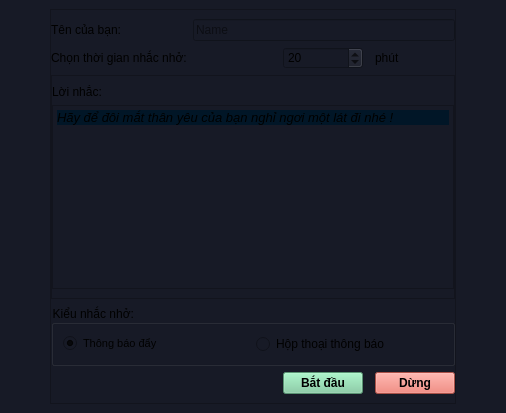
Qt form ui_main.ui (baodanhit/CareYourEyes) before a commit.
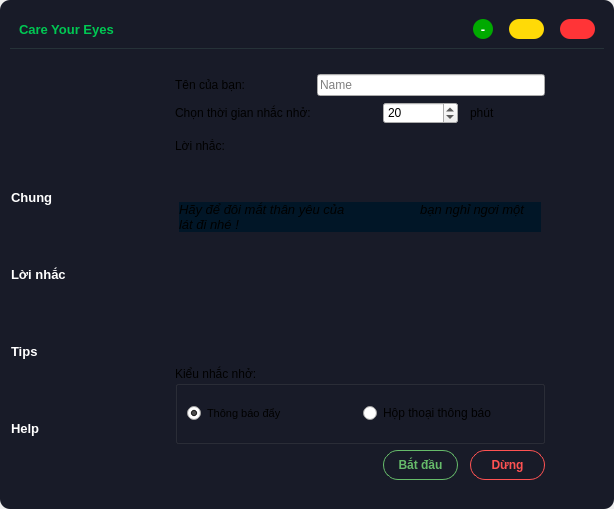
The same form after that commit. Icons and pictures are not drawn.

```diff
--- a/ui_main.ui
+++ b/ui_main.ui
@@ -6,15 +6,15 @@
    <rect>
     <x>0</x>
     <y>0</y>
-    <width>506</width>
-    <height>413</height>
+    <width>614</width>
+    <height>509</height>
    </rect>
   </property>
   <property name="windowTitle">
    <string>Rest For Eyes</string>
   </property>
   <property name="styleSheet">
-   <string notr="true">background-color: rgb(23, 26, 38);</string>
+   <string notr="true"/>
   </property>
   <property name="toolButtonStyle">
    <enum>Qt::ToolButtonIconOnly</enum>
@@ -26,15 +26,28 @@
    <bool>false</bool>
   </property>
   <widget class="QWidget" name="centralwidget">
-   <layout class="QVBoxLayout" name="verticalLayout">
+   <layout class="QGridLayout" name="gridLayout_2">
     <property name="leftMargin">
-     <number>50</number>
+     <number>0</number>
+    </property>
+    <property name="topMargin">
+     <number>0</number>
     </property>
     <property name="rightMargin">
-     <number>50</number>
+     <number>0</number>
     </property>
-    <item>
+    <property name="bottomMargin">
+     <number>0</number>
+    </property>
+    <item row="0" column="0">
      <widget class="QFrame" name="frameMainWindow">
+      <property name="styleSheet">
+       <string notr="true">QFrame {
+        background-color: rgb(24, 27, 40);
+        border-radius: 10px;
+        }
+       </string>
+      </property>
       <property name="frameShape">
        <enum>QFrame::StyledPanel</enum>
       </property>
@@ -43,176 +56,784 @@
       </property>
       <layout class="QGridLayout" name="gridLayout">
        <property name="leftMargin">
-        <number>0</number>
+        <number>10</number>
+       </property>
+       <property name="topMargin">
+        <number>10</number>
        </property>
        <property name="rightMargin">
-        <number>0</number>
+        <number>10</number>
        </property>
-       <item row="3" column="0" colspan="5">
-        <widget class="QGroupBox" name="groupBoxTypeRemind">
-         <property name="title">
-          <string>Kiểu nhắc nhở: </string>
-         </property>
-         <layout class="QHBoxLayout" name="horizontalLayout">
-          <property name="leftMargin">
-           <number>9</number>
-          </property>
-          <property name="rightMargin">
-           <number>9</number>
-          </property>
-          <item>
-           <widget class="QRadioButton" name="radioButtonType_Toast">
-            <property name="font">
-             <font>
-              <pointsize>8</pointsize>
-             </font>
-            </property>
-            <property name="text">
-             <string>Thông báo đẩy</string>
-            </property>
-            <property name="checked">
-             <bool>true</bool>
-            </property>
-           </widget>
-          </item>
-          <item>
-           <widget class="QRadioButton" name="radioButtonType_Popup">
-            <property name="text">
-             <string>Hộp thoại thông báo</string>
-            </property>
-           </widget>
-          </item>
-         </layout>
-        </widget>
-       </item>
-       <item row="1" column="4">
-        <widget class="QLabel" name="labelMinute">
-         <property name="text">
-          <string>phút</string>
-         </property>
-        </widget>
-       </item>
+       <property name="bottomMargin">
+        <number>10</number>
+       </property>
        <item row="1" column="1">
-        <spacer name="horizontalSpacer">
-         <property name="orientation">
-          <enum>Qt::Horizontal</enum>
+        <widget class="QStackedWidget" name="stackedWidgetContainer">
+         <property name="currentIndex">
+          <number>0</number>
          </property>
-         <property name="sizeHint" stdset="0">
-          <size>
-           <width>40</width>
-           <height>20</height>
-          </size>
-         </property>
-        </spacer>
-       </item>
-       <item row="2" column="0" colspan="5">
-        <widget class="QFrame" name="frame_2">
-         <property name="frameShape">
-          <enum>QFrame::StyledPanel</enum>
-         </property>
-         <property name="frameShadow">
-          <enum>QFrame::Raised</enum>
-         </property>
-         <layout class="QVBoxLayout" name="verticalLayout_2">
-          <property name="leftMargin">
-           <number>0</number>
-          </property>
-          <property name="rightMargin">
-           <number>0</number>
-          </property>
-          <item>
-           <widget class="QLabel" name="labelReminder">
-            <property name="text">
-             <string>Lời nhắc:</string>
-            </property>
-           </widget>
-          </item>
-          <item>
-           <widget class="QTextEdit" name="textEditReminder">
-            <property name="html">
-             <string>&lt;!DOCTYPE HTML PUBLIC &quot;-//W3C//DTD HTML 4.0//EN&quot; &quot;http://www.w3.org/TR/REC-html40/strict.dtd&quot;&gt;
-&lt;html&gt;&lt;head&gt;&lt;meta name=&quot;qrichtext&quot; content=&quot;1&quot; /&gt;&lt;style type=&quot;text/css&quot;&gt;
-p, li { white-space: pre-wrap; }
-&lt;/style&gt;&lt;/head&gt;&lt;body style=&quot; font-family:'MS Shell Dlg 2'; font-size:8.25pt; font-weight:400; font-style:normal;&quot;&gt;
-&lt;p style=&quot; margin-top:12px; margin-bottom:12px; margin-left:0px; margin-right:0px; -qt-block-indent:0; text-indent:0px; background-color:#011627;&quot;&gt;&lt;span style=&quot; font-size:10pt; font-style:italic; background-color:#011627;&quot;&gt;Hãy để đôi mắt thân yêu của bạn nghỉ ngơi một lát đi nhé !&lt;/span&gt;&lt;/p&gt;&lt;/body&gt;&lt;/html&gt;</string>
-            </property>
-            <property name="placeholderText">
-             <string>Nhập lời nhắc của bạn ở đây</string>
-            </property>
-           </widget>
-          </item>
-         </layout>
+         <widget class="QWidget" name="page1">
+          <layout class="QGridLayout" name="gridLayout_5">
+           <item row="0" column="0">
+            <widget class="QFrame" name="frameBodyPage1">
+             <property name="styleSheet">
+              <string notr="true"/>
+             </property>
+             <property name="frameShape">
+              <enum>QFrame::StyledPanel</enum>
+             </property>
+             <property name="frameShadow">
+              <enum>QFrame::Raised</enum>
+             </property>
+             <layout class="QGridLayout" name="gridLayout_4">
+              <property name="leftMargin">
+               <number>50</number>
+              </property>
+              <property name="topMargin">
+               <number>10</number>
+              </property>
+              <property name="rightMargin">
+               <number>50</number>
+              </property>
+              <property name="bottomMargin">
+               <number>10</number>
+              </property>
+              <item row="1" column="4">
+               <widget class="QLabel" name="labelMinute">
+                <property name="text">
+                 <string>phút</string>
+                </property>
+               </widget>
+              </item>
+              <item row="1" column="1">
+               <spacer name="horizontalSpacer_4">
+                <property name="orientation">
+                 <enum>Qt::Horizontal</enum>
+                </property>
+                <property name="sizeHint" stdset="0">
+                 <size>
+                  <width>40</width>
+                  <height>20</height>
+                 </size>
+                </property>
+               </spacer>
+              </item>
+              <item row="0" column="1" colspan="4">
+               <widget class="QLineEdit" name="lineEditUserName">
+                <property name="placeholderText">
+                 <string>Name</string>
+                </property>
+               </widget>
+              </item>
+              <item row="1" column="2">
+               <widget class="QSpinBox" name="spinBoxTime">
+                <property name="minimum">
+                 <number>1</number>
+                </property>
+                <property name="maximum">
+                 <number>60</number>
+                </property>
+                <property name="value">
+                 <number>20</number>
+                </property>
+               </widget>
+              </item>
+              <item row="1" column="0">
+               <widget class="QLabel" name="labelChooseTime">
+                <property name="text">
+                 <string>Chọn thời gian nhắc nhở:</string>
+                </property>
+               </widget>
+              </item>
+              <item row="0" column="0">
+               <widget class="QLabel" name="labelUserName">
+                <property name="text">
+                 <string>Tên của bạn:</string>
+                </property>
+               </widget>
+              </item>
+              <item row="4" column="4">
+               <widget class="QPushButton" name="btnStop">
+                <property name="sizePolicy">
+                 <sizepolicy hsizetype="Maximum" vsizetype="Preferred">
+                  <horstretch>0</horstretch>
+                  <verstretch>0</verstretch>
+                 </sizepolicy>
+                </property>
+                <property name="minimumSize">
+                 <size>
+                  <width>75</width>
+                  <height>30</height>
+                 </size>
+                </property>
+                <property name="font">
+                 <font>
+                  <weight>75</weight>
+                  <bold>true</bold>
+                 </font>
+                </property>
+                <property name="styleSheet">
+                 <string notr="true">QPushButton {
+                  border-radius: 15px;
+                  border: 1px solid #FF5252;
+                  color: #FF5252;
+                  }
+                  QPushButton:hover {
+                  background: #FF5252;
+                  color: #ffffff;
+                  }
+                 </string>
+                </property>
+                <property name="text">
+                 <string>Dừng</string>
+                </property>
+               </widget>
+              </item>
+              <item row="4" column="2">
+               <widget class="QPushButton" name="btnStart">
+                <property name="sizePolicy">
+                 <sizepolicy hsizetype="Fixed" vsizetype="Fixed">
+                  <horstretch>0</horstretch>
+                  <verstretch>0</verstretch>
+                 </sizepolicy>
+                </property>
+                <property name="minimumSize">
+                 <size>
+                  <width>75</width>
+                  <height>30</height>
+                 </size>
+                </property>
+                <property name="font">
+                 <font>
+                  <weight>75</weight>
+                  <bold>true</bold>
+                  <stylestrategy>PreferDefault</stylestrategy>
+                 </font>
+                </property>
+                <property name="styleSheet">
+                 <string notr="true">QPushButton {
+                  border-radius: 15px;
+                  border: 1px solid #66BB6A;
+                  color: #66BB6A
+                  }
+                  QPushButton:hover {
+                  background-color: #66BB6A;
+                  color: #ffffff;
+                  }
+                 </string>
+                </property>
+                <property name="text">
+                 <string>Bắt đầu</string>
+                </property>
+                <property name="autoDefault">
+                 <bool>false</bool>
+                </property>
+                <property name="default">
+                 <bool>false</bool>
+                </property>
+                <property name="flat">
+                 <bool>false</bool>
+                </property>
+               </widget>
+              </item>
+              <item row="3" column="0" colspan="5">
+               <widget class="QGroupBox" name="groupBoxTypeRemind">
+                <property name="sizePolicy">
+                 <sizepolicy hsizetype="Preferred" vsizetype="Expanding">
+                  <horstretch>0</horstretch>
+                  <verstretch>0</verstretch>
+                 </sizepolicy>
+                </property>
+                <property name="minimumSize">
+                 <size>
+                  <width>0</width>
+                  <height>75</height>
+                 </size>
+                </property>
+                <property name="title">
+                 <string>Kiểu nhắc nhở:</string>
+                </property>
+                <layout class="QHBoxLayout" name="horizontalLayout_3">
+                 <property name="leftMargin">
+                  <number>9</number>
+                 </property>
+                 <property name="rightMargin">
+                  <number>9</number>
+                 </property>
+                 <item>
+                  <widget class="QRadioButton" name="radioButtonType_Toast">
+                   <property name="font">
+                    <font>
+                     <pointsize>8</pointsize>
+                    </font>
+                   </property>
+                   <property name="text">
+                    <string>Thông báo đẩy</string>
+                   </property>
+                   <property name="checked">
+                    <bool>true</bool>
+                   </property>
+                  </widget>
+                 </item>
+                 <item>
+                  <widget class="QRadioButton" name="radioButtonType_Popup">
+                   <property name="text">
+                    <string>Hộp thoại thông báo</string>
+                   </property>
+                  </widget>
+                 </item>
+                </layout>
+               </widget>
+              </item>
+              <item row="2" column="0" colspan="5">
+               <widget class="QFrame" name="frame_3">
+                <property name="frameShape">
+                 <enum>QFrame::StyledPanel</enum>
+                </property>
+                <property name="frameShadow">
+                 <enum>QFrame::Raised</enum>
+                </property>
+                <layout class="QVBoxLayout" name="verticalLayout_3">
+                 <property name="leftMargin">
+                  <number>0</number>
+                 </property>
+                 <property name="rightMargin">
+                  <number>0</number>
+                 </property>
+                 <item>
+                  <widget class="QLabel" name="labelReminder">
+                   <property name="text">
+                    <string>Lời nhắc:</string>
+                   </property>
+                  </widget>
+                 </item>
+                 <item>
+                  <widget class="QTextEdit" name="textEditReminder">
+                   <property name="html">
+                    <string>&lt;!DOCTYPE HTML PUBLIC &quot;-//W3C//DTD HTML 4.0//EN&quot; &quot;http://www.w3.org/TR/REC-html40/strict.dtd&quot;&gt;
+                     &lt;html&gt;&lt;head&gt;&lt;meta name=&quot;qrichtext&quot; content=&quot;1&quot; /&gt;&lt;style
+                     type=&quot;text/css&quot;&gt;
+                     p, li { white-space: pre-wrap; }
+                     &lt;/style&gt;&lt;/head&gt;&lt;body style=&quot; font-family:'MS Shell Dlg 2'; font-size:8.25pt;
+                     font-weight:400; font-style:normal;&quot;&gt;
+                     &lt;p style=&quot; margin-top:12px; margin-bottom:12px; margin-left:0px; margin-right:0px;
+                     -qt-block-indent:0; text-indent:0px; background-color:#011627;&quot;&gt;&lt;span style=&quot;
+                     font-size:10pt; font-style:italic; background-color:#011627;&quot;&gt;Hãy để đôi mắt thân yêu của
+                     bạn nghỉ ngơi một lát đi nhé !&lt;/span&gt;&lt;/p&gt;&lt;/body&gt;&lt;/html&gt;
+                    </string>
+                   </property>
+                   <property name="placeholderText">
+                    <string>Nhập lời nhắc của bạn ở đây</string>
+                   </property>
+                  </widget>
+                 </item>
+                </layout>
+               </widget>
+              </item>
+             </layout>
+            </widget>
+           </item>
+          </layout>
+         </widget>
+         <widget class="QWidget" name="page2"/>
         </widget>
        </item>
        <item row="1" column="0">
-        <widget class="QLabel" name="labelChooseTime">
-         <property name="text">
-          <string>Chọn thời gian nhắc nhở:</string>
+        <widget class="QFrame" name="frameLeftBar">
+         <property name="sizePolicy">
+          <sizepolicy hsizetype="Preferred" vsizetype="Preferred">
+           <horstretch>0</horstretch>
+           <verstretch>0</verstretch>
+          </sizepolicy>
          </property>
-        </widget>
-       </item>
-       <item row="1" column="2">
-        <widget class="QSpinBox" name="spinBoxTime">
-         <property name="minimum">
-          <number>1</number>
+         <property name="minimumSize">
+          <size>
+           <width>35</width>
+           <height>0</height>
+          </size>
          </property>
-         <property name="maximum">
-          <number>60</number>
+         <property name="maximumSize">
+          <size>
+           <width>100</width>
+           <height>16777215</height>
+          </size>
          </property>
-         <property name="value">
-          <number>20</number>
+         <property name="frameShape">
+          <enum>QFrame::StyledPanel</enum>
          </property>
-        </widget>
-       </item>
-       <item row="0" column="1" colspan="4">
-        <widget class="QLineEdit" name="lineEditUserName">
-         <property name="placeholderText">
-          <string>Name</string>
+         <property name="frameShadow">
+          <enum>QFrame::Raised</enum>
          </property>
+         <layout class="QVBoxLayout" name="verticalLayout">
+          <property name="spacing">
+           <number>0</number>
+          </property>
+          <property name="leftMargin">
+           <number>0</number>
+          </property>
+          <property name="topMargin">
+           <number>0</number>
+          </property>
+          <property name="rightMargin">
+           <number>0</number>
+          </property>
+          <property name="bottomMargin">
+           <number>0</number>
+          </property>
+          <item>
+           <widget class="QPushButton" name="btnToggle">
+            <property name="sizePolicy">
+             <sizepolicy hsizetype="Expanding" vsizetype="Fixed">
+              <horstretch>0</horstretch>
+              <verstretch>0</verstretch>
+             </sizepolicy>
+            </property>
+            <property name="font">
+             <font>
+              <pointsize>10</pointsize>
+             </font>
+            </property>
+            <property name="toolTip">
+             <string>Mở rộng</string>
+            </property>
+            <property name="styleSheet">
+             <string notr="true">color: rgb(255, 255, 255);text-align: left;</string>
+            </property>
+            <property name="text">
+             <string/>
+            </property>
+            <property name="icon">
+             <iconset resource="resources/resource.qrc">
+              <normaloff>:/icon/icons/hamburger.png</normaloff>:/icon/icons/hamburger.png
+             </iconset>
+            </property>
+            <property name="iconSize">
+             <size>
+              <width>32</width>
+              <height>32</height>
+             </size>
+            </property>
+            <property name="flat">
+             <bool>true</bool>
+            </property>
+           </widget>
+          </item>
+          <item>
+           <widget class="QPushButton" name="btnPageSetting">
+            <property name="sizePolicy">
+             <sizepolicy hsizetype="Expanding" vsizetype="Fixed">
+              <horstretch>0</horstretch>
+              <verstretch>0</verstretch>
+             </sizepolicy>
+            </property>
+            <property name="font">
+             <font>
+              <pointsize>10</pointsize>
+              <weight>75</weight>
+              <bold>true</bold>
+             </font>
+            </property>
+            <property name="toolTip">
+             <string>Thiết lập chung</string>
+            </property>
+            <property name="styleSheet">
+             <string notr="true">color: rgb(255, 255, 255);
+              text-align: left;
+             </string>
+            </property>
+            <property name="text">
+             <string>Chung</string>
+            </property>
+            <property name="icon">
+             <iconset resource="resources/resource.qrc">
+              <normaloff>:/icon/icons/icon_setting.png</normaloff>:/icon/icons/icon_setting.png
+             </iconset>
+            </property>
+            <property name="iconSize">
+             <size>
+              <width>32</width>
+              <height>32</height>
+             </size>
+            </property>
+            <property name="flat">
+             <bool>true</bool>
+            </property>
+           </widget>
+          </item>
+          <item>
+           <widget class="QPushButton" name="btnPageReminder">
+            <property name="sizePolicy">
+             <sizepolicy hsizetype="Expanding" vsizetype="Fixed">
+              <horstretch>0</horstretch>
+              <verstretch>0</verstretch>
+             </sizepolicy>
+            </property>
+            <property name="font">
+             <font>
+              <pointsize>10</pointsize>
+              <weight>75</weight>
+              <bold>true</bold>
+             </font>
+            </property>
+            <property name="toolTip">
+             <string>Kiểu thông báo</string>
+            </property>
+            <property name="autoFillBackground">
+             <bool>false</bool>
+            </property>
+            <property name="styleSheet">
+             <string notr="true">color: rgb(255, 255, 255);
+              text-align: left;
+             </string>
+            </property>
+            <property name="text">
+             <string>Lời nhắc</string>
+            </property>
+            <property name="icon">
+             <iconset resource="resources/resource.qrc">
+              <normaloff>:/icon/icons/icon_message.png</normaloff>:/icon/icons/icon_message.png
+             </iconset>
+            </property>
+            <property name="iconSize">
+             <size>
+              <width>32</width>
+              <height>32</height>
+             </size>
+            </property>
+            <property name="flat">
+             <bool>true</bool>
+            </property>
+           </widget>
+          </item>
+          <item>
+           <widget class="QPushButton" name="btnPageMessages">
+            <property name="sizePolicy">
+             <sizepolicy hsizetype="Expanding" vsizetype="Fixed">
+              <horstretch>0</horstretch>
+              <verstretch>0</verstretch>
+             </sizepolicy>
+            </property>
+            <property name="font">
+             <font>
+              <pointsize>10</pointsize>
+              <weight>75</weight>
+              <bold>true</bold>
+             </font>
+            </property>
+            <property name="toolTip">
+             <string>Lời nhắc</string>
+            </property>
+            <property name="styleSheet">
+             <string notr="true">color: rgb(255, 255, 255);
+              text-align: left;
+             </string>
+            </property>
+            <property name="text">
+             <string>Tips</string>
+            </property>
+            <property name="icon">
+             <iconset resource="resources/resource.qrc">
+              <normaloff>:/icon/icons/icon_file_text.png</normaloff>:/icon/icons/icon_file_text.png
+             </iconset>
+            </property>
+            <property name="iconSize">
+             <size>
+              <width>32</width>
+              <height>32</height>
+             </size>
+            </property>
+            <property name="flat">
+             <bool>true</bool>
+            </property>
+           </widget>
+          </item>
+          <item>
+           <widget class="QPushButton" name="btnPageHelp">
+            <property name="sizePolicy">
+             <sizepolicy hsizetype="Expanding" vsizetype="Fixed">
+              <horstretch>0</horstretch>
+              <verstretch>0</verstretch>
+             </sizepolicy>
+            </property>
+            <property name="font">
+             <font>
+              <pointsize>10</pointsize>
+              <weight>75</weight>
+              <bold>true</bold>
+             </font>
+            </property>
+            <property name="toolTip">
+             <string>Help</string>
+            </property>
+            <property name="toolTipDuration">
+             <number>-1</number>
+            </property>
+            <property name="layoutDirection">
+             <enum>Qt::LeftToRight</enum>
+            </property>
+            <property name="styleSheet">
+             <string notr="true">color: rgb(255, 255, 255);
+              text-align: left;
+             </string>
+            </property>
+            <property name="text">
+             <string>Help</string>
+            </property>
+            <property name="icon">
+             <iconset resource="resources/resource.qrc">
+              <normaloff>:/icon/icons/icon_help.png</normaloff>:/icon/icons/icon_help.png
+             </iconset>
+            </property>
+            <property name="iconSize">
+             <size>
+              <width>32</width>
+              <height>32</height>
+             </size>
+            </property>
+            <property name="autoExclusive">
+             <bool>false</bool>
+            </property>
+            <property name="flat">
+             <bool>true</bool>
+            </property>
+           </widget>
+          </item>
+         </layout>
         </widget>
        </item>
-       <item row="0" column="0">
-        <widget class="QLabel" name="labelUserName">
-         <property name="text">
-          <string>Tên của bạn: </string>
-         </property>
-        </widget>
-       </item>
-       <item row="4" column="4">
-        <widget class="QPushButton" name="btnStop">
-         <property name="font">
-          <font>
-           <weight>75</weight>
-           <bold>true</bold>
-          </font>
-         </property>
+       <item row="0" column="0" colspan="2">
+        <widget class="QFrame" name="frameTitleBar">
          <property name="styleSheet">
-          <string notr="true">background-color: rgb(236, 112, 99);
-color: rgb(0,0,0);</string>
+          <string notr="true">QFrame {
+           border-bottom: 1px solid #263238;
+           border-bottom-left-radius: 0;
+           border-bottom-right-radius: 0;
+           }
+
+          </string>
          </property>
-         <property name="text">
-          <string>Dừng</string>
+         <property name="frameShape">
+          <enum>QFrame::StyledPanel</enum>
          </property>
-        </widget>
-       </item>
-       <item row="4" column="2">
-        <widget class="QPushButton" name="btnStart">
-         <property name="font">
-          <font>
-           <weight>75</weight>
-           <bold>true</bold>
-          </font>
+         <property name="frameShadow">
+          <enum>QFrame::Raised</enum>
          </property>
-         <property name="styleSheet">
-          <string notr="true">background-color: rgb(125, 206, 160);
-color: rgb(0, 0, 0);</string>
-         </property>
-         <property name="text">
-          <string>Bắt đầu</string>
-         </property>
-         <property name="flat">
-          <bool>false</bool>
-         </property>
+         <layout class="QHBoxLayout" name="horizontalLayout_2">
+          <item>
+           <widget class="QLabel" name="label">
+            <property name="font">
+             <font>
+              <pointsize>10</pointsize>
+              <weight>75</weight>
+              <bold>true</bold>
+             </font>
+            </property>
+            <property name="styleSheet">
+             <string notr="true">color: rgb(0, 200, 83);
+              border: none;
+             </string>
+            </property>
+            <property name="text">
+             <string>Care Your Eyes</string>
+            </property>
+           </widget>
+          </item>
+          <item>
+           <spacer name="horizontalSpacer_2">
+            <property name="orientation">
+             <enum>Qt::Horizontal</enum>
+            </property>
+            <property name="sizeHint" stdset="0">
+             <size>
+              <width>40</width>
+              <height>20</height>
+             </size>
+            </property>
+           </spacer>
+          </item>
+          <item>
+           <widget class="QPushButton" name="btnMinimize">
+            <property name="sizePolicy">
+             <sizepolicy hsizetype="Fixed" vsizetype="Fixed">
+              <horstretch>0</horstretch>
+              <verstretch>0</verstretch>
+             </sizepolicy>
+            </property>
+            <property name="minimumSize">
+             <size>
+              <width>20</width>
+              <height>20</height>
+             </size>
+            </property>
+            <property name="font">
+             <font>
+              <pointsize>10</pointsize>
+              <weight>75</weight>
+              <bold>true</bold>
+             </font>
+            </property>
+            <property name="toolTip">
+             <string>Minimize</string>
+            </property>
+            <property name="styleSheet">
+             <string notr="true">QPushButton {
+
+              background-color: rgb(0, 170, 0);
+              color: rgb(255, 255, 255);
+              border-radius: 10px;
+              }
+              QPushButton:hover {
+              background-color: rgb(0, 150, 0);
+              }
+             </string>
+            </property>
+            <property name="text">
+             <string>-</string>
+            </property>
+            <property name="flat">
+             <bool>true</bool>
+            </property>
+           </widget>
+          </item>
+          <item>
+           <spacer name="horizontalSpacer_5">
+            <property name="orientation">
+             <enum>Qt::Horizontal</enum>
+            </property>
+            <property name="sizeType">
+             <enum>QSizePolicy::Fixed</enum>
+            </property>
+            <property name="sizeHint" stdset="0">
+             <size>
+              <width>10</width>
+              <height>20</height>
+             </size>
+            </property>
+           </spacer>
+          </item>
+          <item>
+           <widget class="QPushButton" name="btnMaximize">
+            <property name="sizePolicy">
+             <sizepolicy hsizetype="Fixed" vsizetype="Fixed">
+              <horstretch>0</horstretch>
+              <verstretch>0</verstretch>
+             </sizepolicy>
+            </property>
+            <property name="minimumSize">
+             <size>
+              <width>20</width>
+              <height>20</height>
+             </size>
+            </property>
+            <property name="font">
+             <font>
+              <pointsize>10</pointsize>
+              <weight>75</weight>
+              <bold>true</bold>
+             </font>
+            </property>
+            <property name="toolTip">
+             <string>Maximize</string>
+            </property>
+            <property name="styleSheet">
+             <string notr="true">QPushButton {
+              background-color: rgb(255, 218, 7);
+              color: rgb(255, 255, 255);
+              border-radius: 10px;
+              }
+              QPushButton:hover {
+              background-color: rgb(255, 170, 0);
+              }
+             </string>
+            </property>
+            <property name="text">
+             <string/>
+            </property>
+            <property name="icon">
+             <iconset resource="resources/resource.qrc">
+              <normaloff>:/icon/icons/icon_resize.png</normaloff>:/icon/icons/icon_resize.png
+             </iconset>
+            </property>
+            <property name="iconSize">
+             <size>
+              <width>8</width>
+              <height>8</height>
+             </size>
+            </property>
+            <property name="flat">
+             <bool>true</bool>
+            </property>
+           </widget>
+          </item>
+          <item>
+           <spacer name="horizontalSpacer_3">
+            <property name="orientation">
+             <enum>Qt::Horizontal</enum>
+            </property>
+            <property name="sizeType">
+             <enum>QSizePolicy::Fixed</enum>
+            </property>
+            <property name="sizeHint" stdset="0">
+             <size>
+              <width>10</width>
+              <height>20</height>
+             </size>
+            </property>
+           </spacer>
+          </item>
+          <item>
+           <widget class="QPushButton" name="btnClose">
+            <property name="minimumSize">
+             <size>
+              <width>20</width>
+              <height>20</height>
+             </size>
+            </property>
+            <property name="font">
+             <font>
+              <pointsize>10</pointsize>
+              <weight>75</weight>
+              <bold>true</bold>
+             </font>
+            </property>
+            <property name="toolTip">
+             <string>Close</string>
+            </property>
+            <property name="styleSheet">
+             <string notr="true">QPushButton {
+
+
+              background-color: rgb(255, 52, 55);
+              color: rgb(255, 255, 255);
+              border-radius: 10px;
+              }
+              QPushButton:hover {
+
+
+              background-color: rgb(170, 0, 0);
+              }
+             </string>
+            </property>
+            <property name="text">
+             <string/>
+            </property>
+            <property name="icon">
+             <iconset resource="resources/resource.qrc">
+              <normaloff>:/icon/icons/icon_close.png</normaloff>:/icon/icons/icon_close.png
+             </iconset>
+            </property>
+            <property name="iconSize">
+             <size>
+              <width>8</width>
+              <height>8</height>
+             </size>
+            </property>
+            <property name="flat">
+             <bool>true</bool>
+            </property>
+           </widget>
+          </item>
+         </layout>
         </widget>
        </item>
       </layout>
```
Left out of the diff: 6 changed lines with no effect on the pictures.
